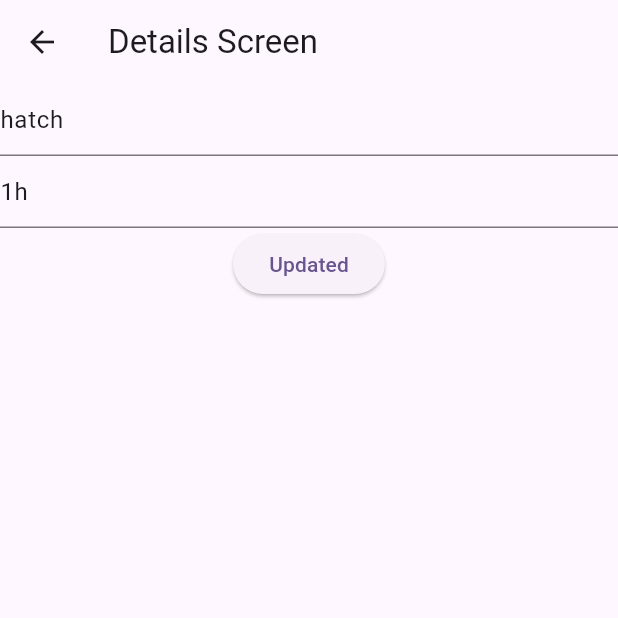
After one commit to sajjadrahman56/order-process, a Flutter app: the CarScreen screen opened directly, after a tap on "hatch", on a phone screen of 412 x 824 dp, the top half of it. The commit adds this screen. Run offline on Flutter 3.47's test engine with Material 2 defaults, Android fonts, the phone set to English and light mode, and no system bars.

Commit message:
data pass one screen to another screeen

```diff
--- /dev/null
+++ b/order_process/lib/Data-pass/car_screen.dart
@@ -0,0 +1,43 @@
+import 'package:flutter/material.dart';
+import 'package:order_process/Data-pass/detailes_screen.dart';
+class CarScreen extends StatefulWidget {
+  const CarScreen({super.key});
+
+  @override
+  State<CarScreen> createState() => _CarScreenState();
+}
+
+class _CarScreenState extends State<CarScreen> {
+  List<String> cars = ['hatch', 'wagon', 'sub'];
+  List<String> carsUb = ['1h', '1w', '1s'];
+  @override
+  Widget build(BuildContext context) {
+    return Scaffold(
+        appBar: AppBar(
+          title: Text('car screen'),
+        ),
+        body: ListView.builder(
+            itemCount: cars.length,
+            itemBuilder: (BuildContext context, int index) {
+              return ListTile(
+                leading: Icon(Icons.car_rental),
+                title: Text(cars[index]),
+                subtitle: Text(carsUb[index]),
+                onTap: () {
+                  Navigator.push(
+                      context,
+                      MaterialPageRoute(
+                          builder: (context) => DetailPage(
+                                cartText: cars[index],
+                                subText: carsUb[index],
+                                updateList: (String newText , String nt2) {
+                                  cars[index] = newText;
+                                  carsUb[index]=nt2;
+                                  setState(() {});
+                                },
+                              )));
+                },
+              );
+            }));
+  }
+}
--- /dev/null
+++ b/order_process/lib/Data-pass/detailes_screen.dart
@@ -0,0 +1,46 @@
+import 'package:flutter/material.dart';
+
+class DetailPage extends StatefulWidget {
+  DetailPage({super.key, required this.cartText, required this.subText,required this.updateList});
+
+  String cartText;
+  String subText;
+  Function updateList;
+
+  @override
+  State<DetailPage> createState() => _DetailPageState();
+}
+
+class _DetailPageState extends State<DetailPage> {
+  TextEditingController ted = TextEditingController();
+  TextEditingController ted1 = TextEditingController();
+
+  @override
+  void initState() {
+    ted.text = this.widget.cartText;
+    ted1.text = this.widget.subText;
+  }
+
+  @override
+  Widget build(BuildContext context) {
+    return Scaffold(
+      appBar: AppBar(title: Text('Details Screen')),
+      body: Column(
+        children: [
+          TextFormField(
+            controller: ted,
+          ),
+          TextFormField(
+            controller: ted1,
+          ),
+          ElevatedButton(
+              onPressed: () {
+                this.widget.updateList(ted.text,ted1.text);
+                Navigator.pop(context);
+              },
+              child: Text('Updated'))
+        ],
+      ),
+    );
+  }
+}
```
Also changed, not shown: order_process/lib/main.dart (indentation only).
